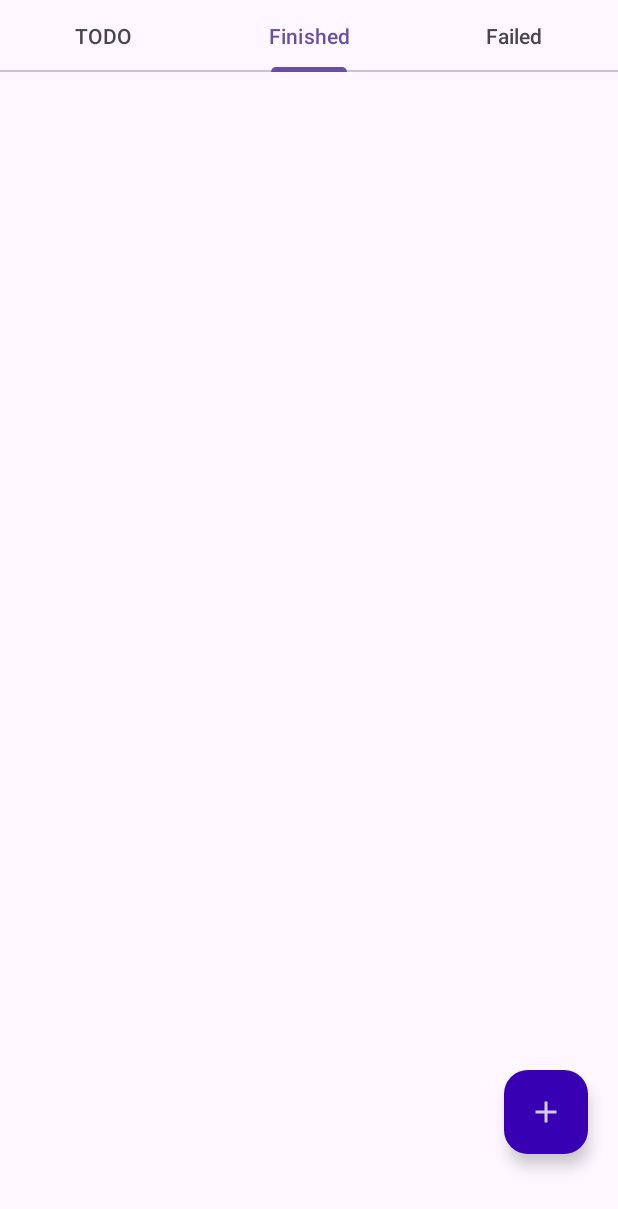
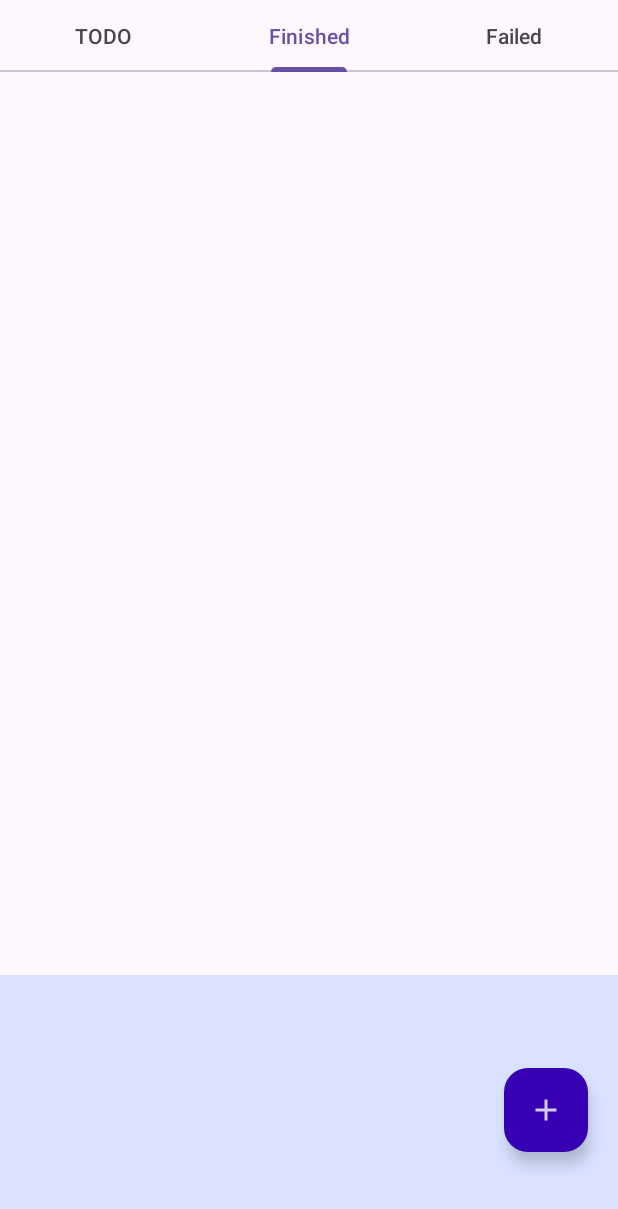
Before and after one commit to omin29/Mobile-Project, an Android app: the screen it shows after launch (MainActivity), tab 2 chosen, on a phone screen of 412 x 824 dp. Shown: the top 1209 px of the screen. Run offline under Robolectric (Android 15) with nearby library versions, the phone set to English and light mode, and no system bars.

Commit message:
1. Fixed the bug with where setting the expiry date could crash the app. It was related to the different handling of the month value in the date picker dialog and the local date class. 2. Improved the UI for Finished tab. 3. Recolored the background where the add task button is to show where the task list ends. 4. Added the functionality to mark the task as incomplete and return it to the respective tab depending on its expiry date. 5. The main functionalities of the app are seemingly completed.

```diff
--- a/app/src/main/java/com/example/taskmanager/utility/DatabaseHelper.java
+++ b/app/src/main/java/com/example/taskmanager/utility/DatabaseHelper.java
@@ -115,7 +115,7 @@ public class DatabaseHelper extends SQLiteOpenHelper {
                     "SELECT * from 'TASK' WHERE STATUS = 0 AND EXPIRES_ON IS NULL";
         }
         else if(statusFilter.equals(TaskStatus.Finished)) {
-            selectQuery = "SELECT * FROM 'TASK' WHERE STATUS = 1 ORDER BY COMPLETED_ON";
+            selectQuery = "SELECT * FROM 'TASK' WHERE STATUS = 1 ORDER BY COMPLETED_ON DESC";
         }
         else if(statusFilter.equals(TaskStatus.Failed)) {
             selectQuery = "SELECT * FROM 'TASK' " +
--- a/app/src/main/res/layout/activity_main.xml
+++ b/app/src/main/res/layout/activity_main.xml
@@ -43,19 +43,30 @@
         app:layout_constraintStart_toStartOf="parent"
         app:layout_constraintTop_toBottomOf="@+id/mainTabs" />
 
+    <androidx.constraintlayout.widget.ConstraintLayout
+        android:layout_width="match_parent"
+        android:layout_height="0dp"
+        android:background="@color/material_dynamic_primary90"
+        app:layout_constraintBottom_toBottomOf="parent"
+        app:layout_constraintEnd_toEndOf="parent"
+        app:layout_constraintStart_toStartOf="parent"
+        app:layout_constraintTop_toBottomOf="@+id/viewPager">
+
         <com.google.android.material.floatingactionbutton.FloatingActionButton
             android:id="@+id/openTaskCreationButton"
             android:layout_width="wrap_content"
             android:layout_height="wrap_content"
-        android:layout_marginTop="8dp"
+            android:layout_marginTop="16dp"
             android:layout_marginEnd="20dp"
+            android:layout_marginBottom="10dp"
             android:clickable="true"
             android:contentDescription="@string/open_task_creation_button_content_description"
             android:onClick="openTaskCreationHandler"
             app:backgroundTint="@color/design_default_color_primary_dark"
             app:layout_constraintBottom_toBottomOf="parent"
             app:layout_constraintEnd_toEndOf="parent"
-        app:layout_constraintTop_toBottomOf="@+id/viewPager"
+            app:layout_constraintTop_toTopOf="parent"
             app:srcCompat="@drawable/ic_add"
             app:tint="@android:color/white" />
     </androidx.constraintlayout.widget.ConstraintLayout>
+</androidx.constraintlayout.widget.ConstraintLayout>
--- a/app/src/main/res/values/strings.xml
+++ b/app/src/main/res/values/strings.xml
@@ -18,11 +18,13 @@
     <string name="task_title_placeholder">Title</string>
     <string name="task_expires_on_placeholder">xx-xx-xxxx</string>
     <string name="task_complete_button_content_description">Marks the task as completed</string>
+    <string name="task_undo_completion_button_content_description">Marks the task as incomplete</string>
     <string name="task_delete_button_content_description">Deletes the task</string>
     <string name="task_delete_confirmation_title">Confirm delete</string>
     <string name="task_delete_confirmation_message">"Are you sure you want to delete this task?"</string>
     <string name="task_delete_success_message">Task deleted</string>
     <string name="task_complete_success_message">Task completed</string>
+    <string name="task_undo_completion_success_message">Task marked as incomplete</string>
     <string name="delete_alert_positive">Confirm</string>
     <string name="tasks_load_failure_message">Failed to load tasks</string>
 
```
Also changed, not shown: app/src/main/java/com/example/taskmanager/SaveTaskActivity.java (+6 -2 lines), app/src/main/java/com/example/taskmanager/fragments/MyTaskRecyclerViewAdapter.java (+64 -19 lines), app/src/main/res/drawable-anydpi/ic_filled_clock_orange.xml (added, +11 -0 lines), app/src/main/res/layout/fragment_todo_task.xml (+38 -6 lines), app/src/main/res/drawable-hdpi/ic_filled_clock_orange.png (added), app/src/main/res/drawable-mdpi/ic_filled_clock_orange.png (added), app/src/main/res/drawable-xhdpi/ic_filled_clock_orange.png (added), app/src/main/res/drawable-xxhdpi/ic_filled_clock_orange.png (added). Lines whose indentation alone changed are shown as unchanged.
